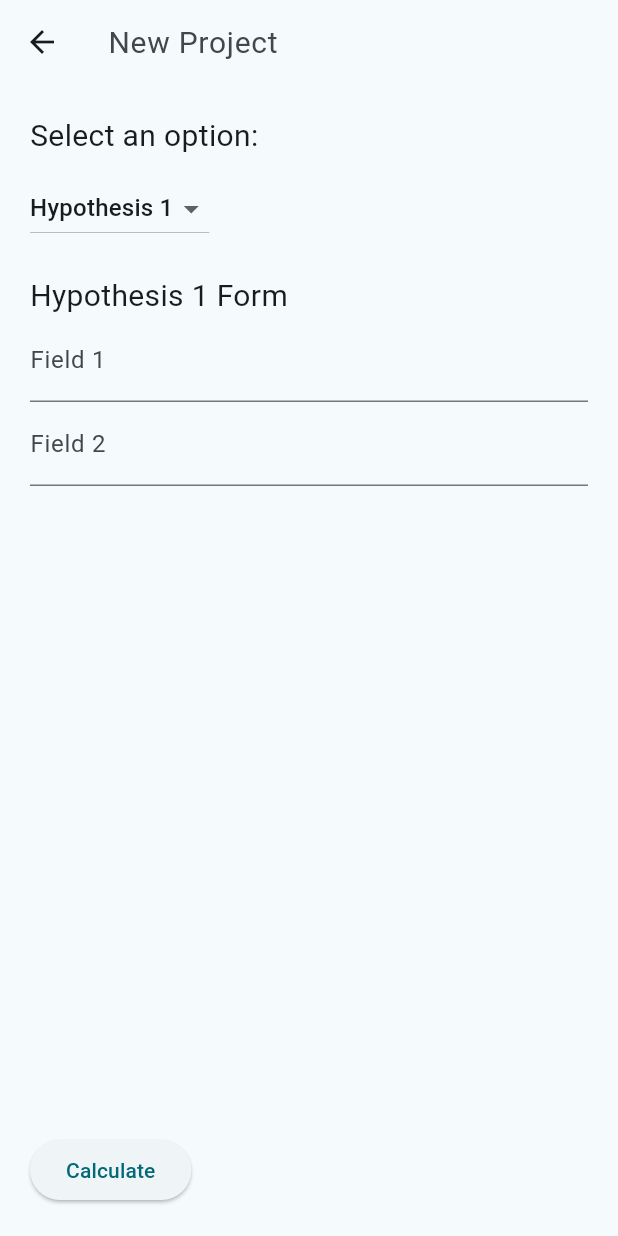
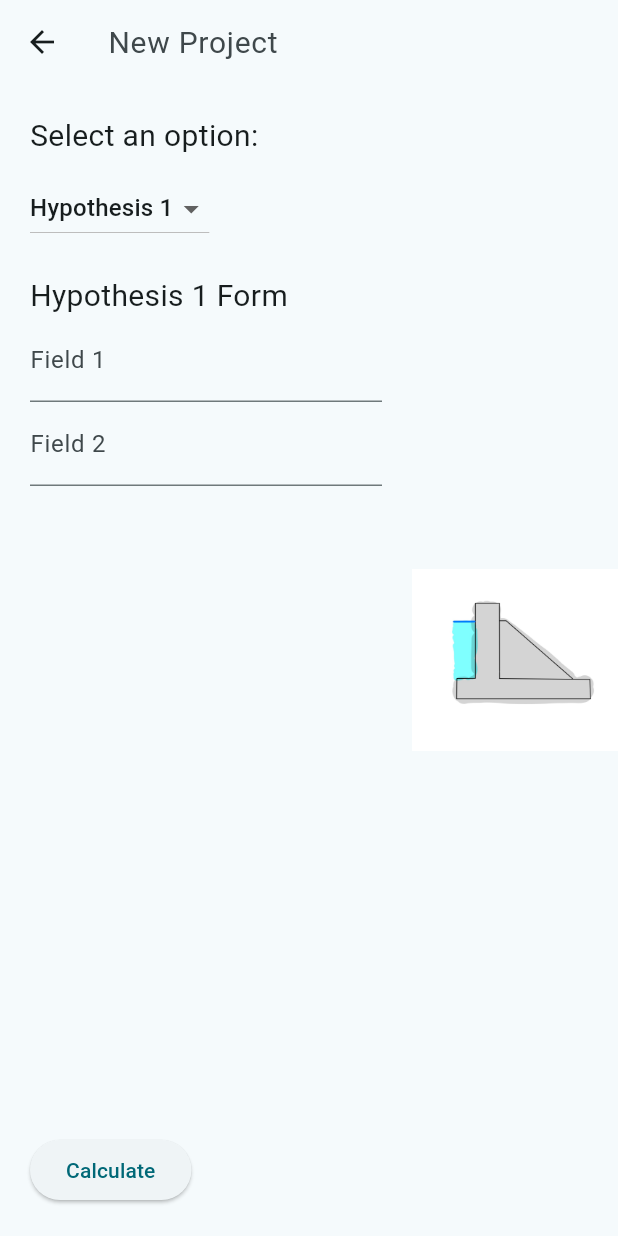
Before and after one commit to lilruwu/OpenDike, a Flutter app: the CreateProjectPage screen opened directly, on a phone screen of 412 x 824 dp. Run offline on Flutter 3.47's test engine with Material 3 defaults, Android fonts, the phone set to English and light mode, and no system bars; our stand-ins replace file_picker; missing offline and left inert: flutter_math_fork.

Commit message:
feat: simple improvements and json as storage file

```diff
--- a/src/OpenDike/lib/create_project_page.dart
+++ b/src/OpenDike/lib/create_project_page.dart
@@ -28,6 +28,9 @@ class _CreateProjectPageState extends State<CreateProjectPage> {
   }
 
   void _navigateToResultsPage() {
+    // Save the project name before navigation
+    _saveProjectName();
+
     if (_savedProjectName.isEmpty) {
       ScaffoldMessenger.of(context).showSnackBar(
         const SnackBar(content: Text('Please enter a project name')),
@@ -60,12 +63,14 @@ class _CreateProjectPageState extends State<CreateProjectPage> {
             border: InputBorder.none,
           ),
           style: const TextStyle(fontSize: 20),
-          onSubmitted: (value) {
-            _saveProjectName();
-          },
+          // No need to use onSubmitted here
         ),
       ),
-      body: Padding(
+      body: Row(
+        children: <Widget>[
+          Expanded(
+            flex: 2,
+            child: Padding(
               padding: const EdgeInsets.all(20.0),
               child: Column(
                 crossAxisAlignment: CrossAxisAlignment.start,
@@ -99,6 +104,21 @@ class _CreateProjectPageState extends State<CreateProjectPage> {
                   ),
                 ],
               ),
+            ),
+          ),
+          Expanded(
+            flex: 1,
+            child: Center(
+              child: Image.asset(
+                'assets/default.jpg',
+                fit: BoxFit.cover,
+                errorBuilder: (context, error, stackTrace) {
+                  return const Center(child: Text('Image not found'));
+                },
+              ),
+            ),
+          ),
+        ],
       ),
     );
   }
```
Also changed, not shown: src/OpenDike/pubspec.yaml (+6 -1 lines), src/OpenDike/assets/default.jpg (added), src/OpenDike/assets/hypothesis1.jpg (added), src/OpenDike/assets/hypothesis2.jpg (added), src/OpenDike/assets/hypothesis3.jpg (added), src/OpenDike/assets/hypothesis4.jpg (added), src/OpenDike/assets/hypothesis5.jpg (added), src/OpenDike/assets/test.png (deleted), 2 other files. Lines whose indentation alone changed are shown as unchanged.
